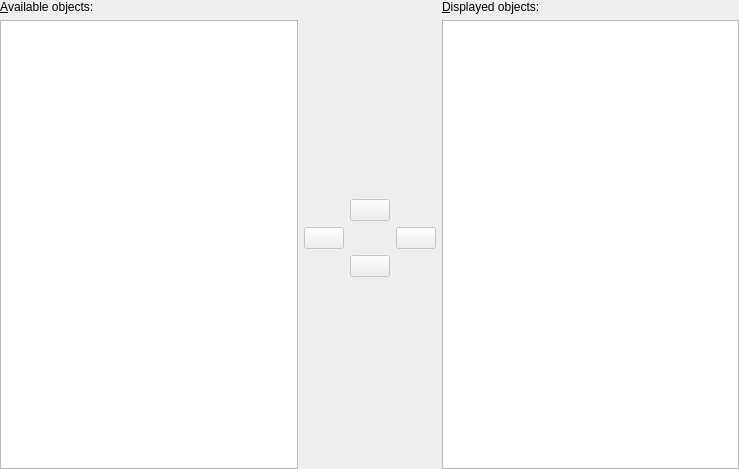
Above: src/libkstapp/contenttab.ui from Kst-plot/kst before the change. Below: the same form after it.
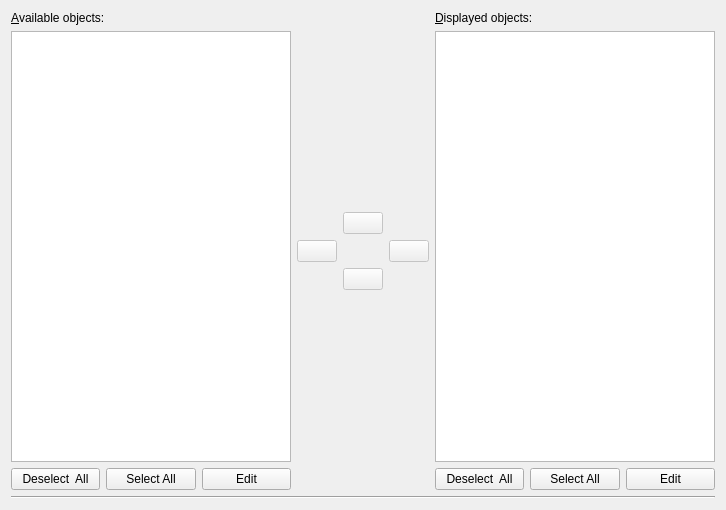
That is the form after the change.

```diff
--- a/src/libkstapp/contenttab.ui
+++ b/src/libkstapp/contenttab.ui
@@ -6,47 +6,14 @@
    <rect>
     <x>0</x>
     <y>0</y>
-    <width>739</width>
-    <height>469</height>
+    <width>726</width>
+    <height>510</height>
    </rect>
   </property>
-  <layout class="QGridLayout">
-   <property name="margin">
-    <number>0</number>
-   </property>
-   <item row="0" column="1">
-    <spacer>
-     <property name="orientation">
-      <enum>Qt::Vertical</enum>
-     </property>
-     <property name="sizeType">
-      <enum>QSizePolicy::Expanding</enum>
-     </property>
-     <property name="sizeHint" stdset="0">
-      <size>
-       <width>31</width>
-       <height>50</height>
-      </size>
-     </property>
-    </spacer>
-   </item>
-   <item row="2" column="1">
-    <spacer>
-     <property name="orientation">
-      <enum>Qt::Vertical</enum>
-     </property>
-     <property name="sizeType">
-      <enum>QSizePolicy::Expanding</enum>
-     </property>
-     <property name="sizeHint" stdset="0">
-      <size>
-       <width>31</width>
-       <height>110</height>
-      </size>
-     </property>
-    </spacer>
-   </item>
-   <item row="0" column="0" rowspan="3">
+  <layout class="QVBoxLayout" name="verticalLayout_3">
+   <item>
+    <layout class="QHBoxLayout" name="horizontalLayout_3">
+     <item>
     <layout class="QVBoxLayout">
      <property name="margin">
       <number>0</number>
@@ -77,42 +44,52 @@
        </property>
       </widget>
      </item>
-    </layout>
-   </item>
-   <item row="0" column="2" rowspan="3">
-    <layout class="QVBoxLayout">
-     <property name="margin">
-      <number>0</number>
-     </property>
      <item>
-      <widget class="QLabel" name="TextLabel3_3_2">
-       <property name="sizePolicy">
-        <sizepolicy hsizetype="Fixed" vsizetype="Fixed">
-         <horstretch>0</horstretch>
-         <verstretch>0</verstretch>
-        </sizepolicy>
-       </property>
+        <layout class="QHBoxLayout" name="horizontalLayout_2">
+         <item>
+          <widget class="QPushButton" name="_deselectAllAvailable">
+           <property name="text">
+            <string>Deselect  All</string>
+           </property>
+          </widget>
+         </item>
+         <item>
+          <widget class="QPushButton" name="_selectAllAvailable">
        <property name="text">
-        <string>&amp;Displayed objects:</string>
-       </property>
-       <property name="wordWrap">
-        <bool>false</bool>
-       </property>
-       <property name="buddy">
-        <cstring>_displayedRelationList</cstring>
-       </property>
+            <string>Select All</string>
+           </property>
       </widget>
      </item>
      <item>
-      <widget class="QListWidget" name="_displayedRelationList">
-       <property name="selectionMode">
-        <enum>QAbstractItemView::ExtendedSelection</enum>
+          <widget class="QPushButton" name="_editSelectedAvailable">
+           <property name="text">
+            <string>Edit</string>
        </property>
       </widget>
      </item>
     </layout>
    </item>
-   <item row="1" column="1">
+      </layout>
+     </item>
+     <item>
+      <layout class="QVBoxLayout" name="verticalLayout_2">
+       <item>
+        <spacer>
+         <property name="orientation">
+          <enum>Qt::Vertical</enum>
+         </property>
+         <property name="sizeType">
+          <enum>QSizePolicy::Expanding</enum>
+         </property>
+         <property name="sizeHint" stdset="0">
+          <size>
+           <width>31</width>
+           <height>50</height>
+          </size>
+         </property>
+        </spacer>
+       </item>
+       <item>
     <layout class="QGridLayout">
      <property name="margin">
       <number>0</number>
@@ -207,6 +184,97 @@
      </item>
     </layout>
    </item>
+       <item>
+        <spacer>
+         <property name="orientation">
+          <enum>Qt::Vertical</enum>
+         </property>
+         <property name="sizeType">
+          <enum>QSizePolicy::Expanding</enum>
+         </property>
+         <property name="sizeHint" stdset="0">
+          <size>
+           <width>31</width>
+           <height>110</height>
+          </size>
+         </property>
+        </spacer>
+       </item>
+      </layout>
+     </item>
+     <item>
+      <layout class="QVBoxLayout" name="verticalLayout">
+       <item>
+        <widget class="QLabel" name="TextLabel3_3_2">
+         <property name="sizePolicy">
+          <sizepolicy hsizetype="Fixed" vsizetype="Fixed">
+           <horstretch>0</horstretch>
+           <verstretch>0</verstretch>
+          </sizepolicy>
+         </property>
+         <property name="text">
+          <string>&amp;Displayed objects:</string>
+         </property>
+         <property name="wordWrap">
+          <bool>false</bool>
+         </property>
+         <property name="buddy">
+          <cstring>_displayedRelationList</cstring>
+         </property>
+        </widget>
+       </item>
+       <item>
+        <widget class="QListWidget" name="_displayedRelationList">
+         <property name="selectionMode">
+          <enum>QAbstractItemView::ExtendedSelection</enum>
+         </property>
+        </widget>
+       </item>
+       <item>
+        <layout class="QHBoxLayout" name="horizontalLayout">
+         <item>
+          <widget class="QPushButton" name="_deselectAllDisplayed">
+           <property name="text">
+            <string>Deselect  All</string>
+           </property>
+           <attribute name="buttonGroup">
+            <string>buttonGroup</string>
+           </attribute>
+          </widget>
+         </item>
+         <item>
+          <widget class="QPushButton" name="_selectAllDisplayed">
+           <property name="text">
+            <string>Select All</string>
+           </property>
+           <attribute name="buttonGroup">
+            <string>buttonGroup</string>
+           </attribute>
+          </widget>
+         </item>
+         <item>
+          <widget class="QPushButton" name="_editSelectedDisplayed">
+           <property name="text">
+            <string>Edit</string>
+           </property>
+           <attribute name="buttonGroup">
+            <string>buttonGroup</string>
+           </attribute>
+          </widget>
+         </item>
+        </layout>
+       </item>
+      </layout>
+     </item>
+    </layout>
+   </item>
+   <item>
+    <widget class="Line" name="line">
+     <property name="orientation">
+      <enum>Qt::Horizontal</enum>
+     </property>
+    </widget>
+   </item>
   </layout>
  </widget>
  <tabstops>
```
Left out of the diff: 3 changed lines with no effect on the pictures. Lines whose indentation alone changed are shown as unchanged.
